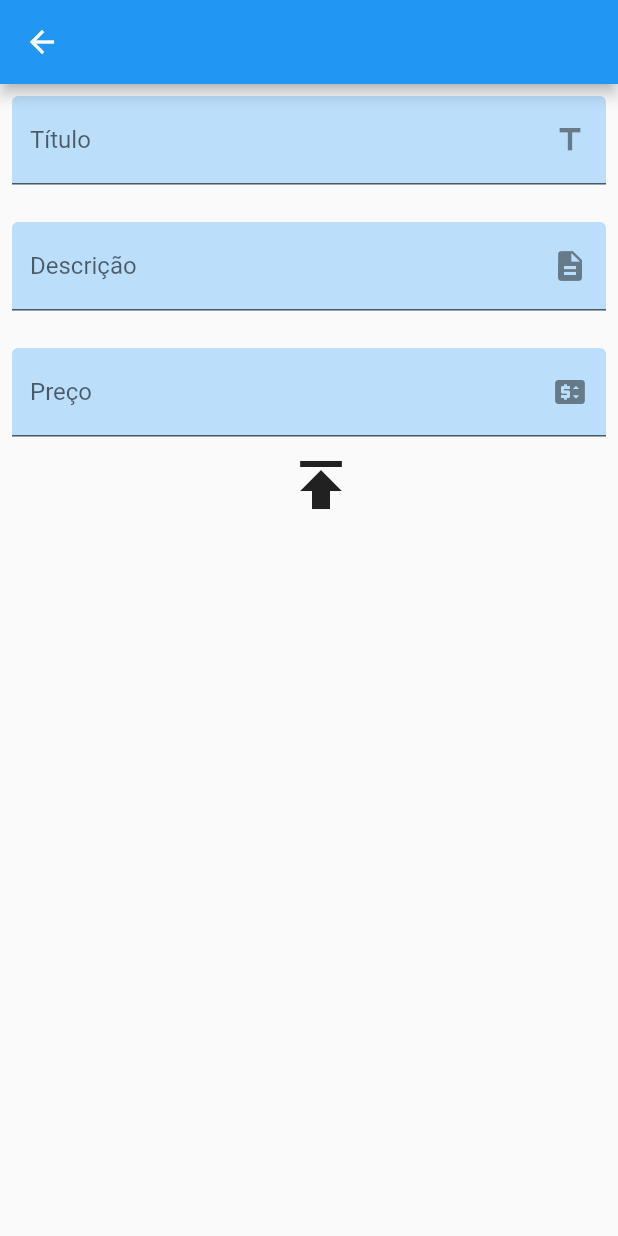
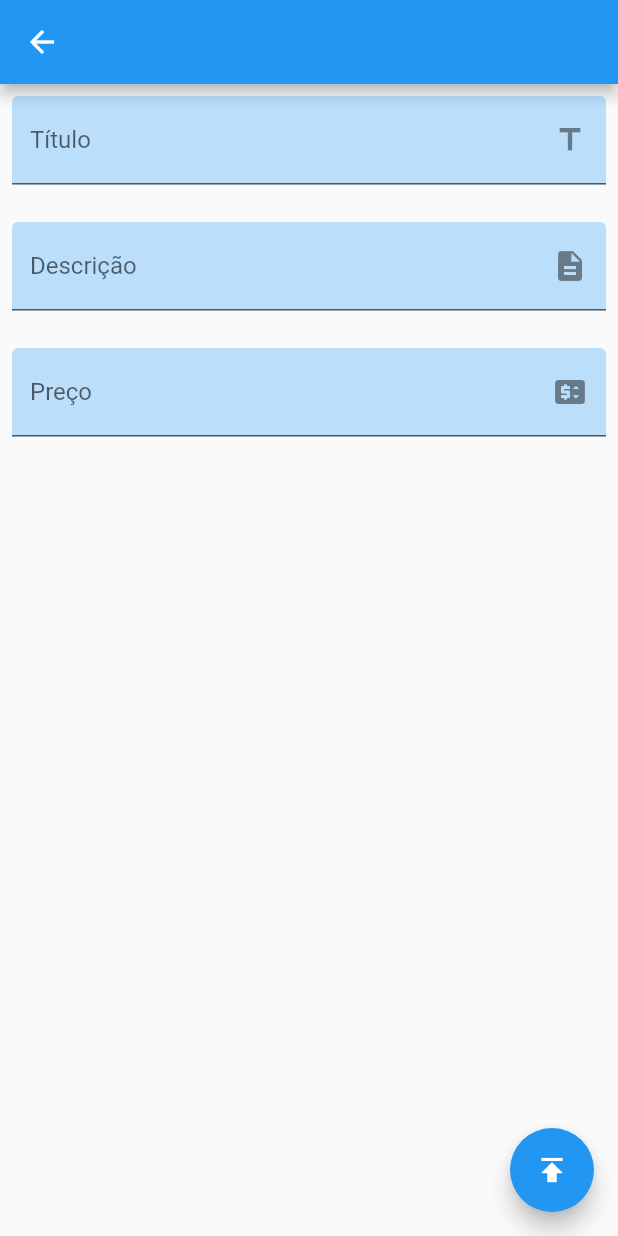
Before and after one commit to andre-alck/mppa_admin_app, a Flutter app: the CreatePage screen opened by its route, on a phone screen of 412 x 824 dp. Run offline on Flutter 3.47's test engine with Material 2 defaults, Android fonts, the phone set to English and light mode, and no system bars.

Commit message:
fix: post button

```diff
--- a/lib/create/pages/create_page.dart
+++ b/lib/create/pages/create_page.dart
@@ -64,12 +64,11 @@ class CreatePage extends StatelessWidget {
                   labelText: "Preço",
                 ),
               ),
-              Center(
-                child: IconButton(
-                  icon: const Icon(
-                    Icons.publish,
-                    size: 48,
+            ],
           ),
+        ),
+      ),
+      floatingActionButton: FloatingActionButton(
           onPressed: () {
             final title = titleController.text.trim();
             final description = descriptionController.text.trim();
@@ -87,12 +86,9 @@ class CreatePage extends StatelessWidget {
               pizzaModel,
             );
           },
-                ),
-              ),
-            ],
-          ),
-        ),
-      ),
+          child: const Icon(
+            Icons.publish,
+          )),
     );
   }
 }
```
Lines whose indentation alone changed are shown as unchanged.
